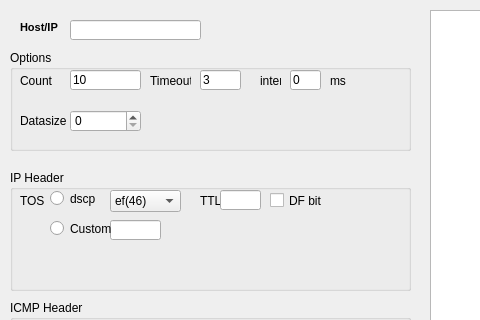
Old version of the form mainwindow.ui in the repository Antonotna/GEPinger; both pictures show x 0 to 480 and y 0 to 320 of the 835 by 562 pixel window.
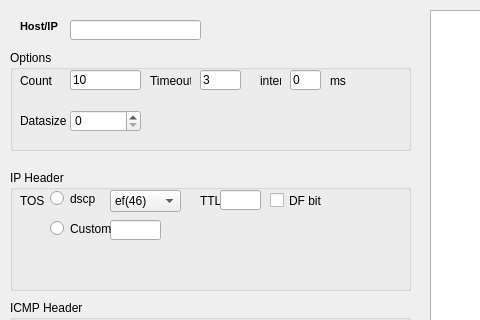
New version of the form. Custom widgets are drawn as their Qt base class.

Diff of the .ui file:
```diff
--- a/mainwindow.ui
+++ b/mainwindow.ui
@@ -49,8 +49,8 @@
      <rect>
       <x>20</x>
       <y>20</y>
-      <width>51</width>
-      <height>16</height>
+      <width>44</width>
+      <height>13</height>
      </rect>
     </property>
     <property name="text">
```
Left out of the diff: 15 changed lines with no effect on the pictures.
